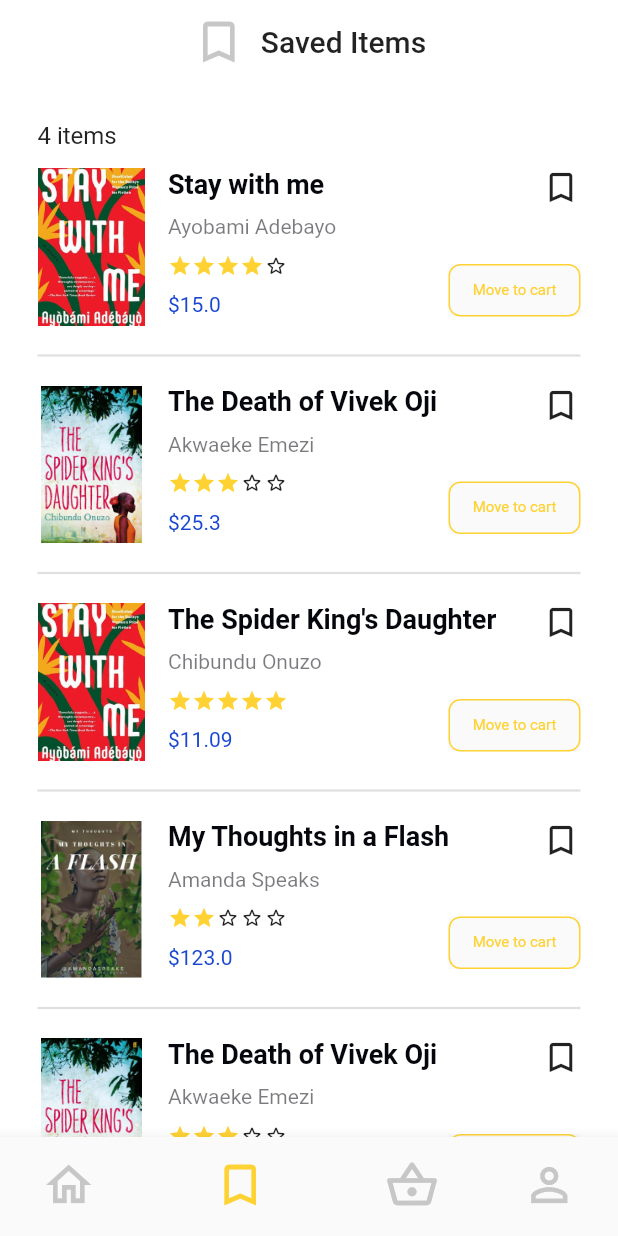
After one commit to benjaminudoh10/Itawe-mobile-app, a Flutter app: the screen it shows after launch, item 2 of the bottom bar chosen, on a phone screen of 412 x 824 dp. The commit adds this screen. Run offline on Flutter 3.47's test engine with Material 2 defaults, Android fonts, the phone set to English and light mode, and no system bars; our stand-ins replace get.

Commit message:
[Ben] Added saved books view
Signed-off-by: Benjamin Udoh <benjaminudoh10@gmail.com>

```diff
--- a/lib/controllers/homeController.dart
+++ b/lib/controllers/homeController.dart
@@ -1,9 +1,9 @@
 import 'package:get/get.dart';
 
 class HomeController extends GetxController {
-  RxInt initialIndex = 0.obs;
+  RxInt index = 0.obs;
 
-  setIndex(int index) {
-    initialIndex.value = index;
+  setIndex(int i) {
+    index.value = i;
   }
 }
--- /dev/null
+++ b/lib/screens/appbars.dart
@@ -0,0 +1,21 @@
+import 'package:flutter/material.dart';
+
+AppBar savedAppBar() {
+  return AppBar(
+    backgroundColor: Colors.white,
+    elevation: 0,
+    title: Row(
+      mainAxisAlignment: MainAxisAlignment.center,
+      crossAxisAlignment: CrossAxisAlignment.center,
+      children: [
+        Icon(
+          Icons.bookmark_border_outlined,
+          size: 36.0,
+          color: Color(0xffc7c7c7),
+        ),
+        SizedBox(width: 10.0),
+        Text("Saved Items"),
+      ],
+    ),
+  );
+}
--- a/lib/screens/home.dart
+++ b/lib/screens/home.dart
@@ -1,7 +1,9 @@
 import 'package:flutter/material.dart';
 import 'package:get/get.dart';
 import 'package:itawe/controllers/homeController.dart';
+import 'package:itawe/screens/appbars.dart';
 import 'package:itawe/screens/home/home_page.dart';
+import 'package:itawe/screens/saved/saved_books.dart';
 
 class Home extends StatelessWidget {
   final HomeController _homeController = Get.find();
@@ -9,14 +11,15 @@ class Home extends StatelessWidget {
   @override
   Widget build(BuildContext context) {
     return Obx(() => Scaffold(
+      appBar: _getAppBar(_homeController.index.value),
         body: SafeArea(
-          child: MainView(),
+          child: _getDisplayedWidget(_homeController.index.value),
         ),
         bottomNavigationBar: BottomNavigationBar(
           backgroundColor: Color(0xffffc41f),
           showSelectedLabels: false,
           showUnselectedLabels: false,
-          currentIndex: _homeController.initialIndex.value,
+          currentIndex: _homeController.index.value,
           onTap: _homeController.setIndex,
           items: [
             _buildBottomNavigationBarItem(icon: Icons.home_outlined, tooltip: "Home"),
@@ -27,6 +30,28 @@ class Home extends StatelessWidget {
         ),
       ),
     );
+  }
+
+  Widget _getDisplayedWidget(int currentIndex) {
+    if (currentIndex == 0) {
+      return MainView();
+    } else if (currentIndex == 1) {
+      return SavedBooks();
+    } else {
+      return Container(
+        color: Colors.grey,
+      );
+    }
+  }
+
+  _getAppBar(int currentIndex) {
+    if (currentIndex == 0) {
+      return null;
+    } else if (currentIndex == 1) {
+      return savedAppBar();
+    } else {
+      return null;
+    }
   }
 
   BottomNavigationBarItem _buildBottomNavigationBarItem({IconData icon, String tooltip}) {
--- a/lib/screens/home/widgets/newest_books.dart
+++ b/lib/screens/home/widgets/newest_books.dart
@@ -1,5 +1,6 @@
 import 'package:flutter/material.dart';
 import 'package:itawe/constants/assetPaths.dart';
+import 'package:itawe/screens/stars.dart';
 
 class NewestBooks extends StatelessWidget {
   @override
@@ -74,7 +75,7 @@ class NewestBooks extends StatelessWidget {
                       ),
                       const SizedBox(height: 10.0,),
                       Row(
-                        children: _buildStars(stars),
+                        children: buildStars(stars),
                       ),
                       const SizedBox(height: 10.0,),
                       Text(
@@ -98,31 +99,4 @@ class NewestBooks extends StatelessWidget {
       ),
     );
   }
-
-  List<Widget> _buildStars(int number) {
-    List<Widget> stars = [];
-
-    int emptyStars = 5 - number;
-
-    for (int i = 0; i < number; i++) {
-      stars.add(
-        Icon(
-          Icons.star,
-          color: Color(0xffffd233),
-          size: 16.0,
-        )
-      );
-    }
-
-    for (int i = 0; i < emptyStars; i++) {
-      stars.add(
-        Icon(
-          Icons.star_border_rounded,
-          size: 16.0,
-        )
-      );
-    }
-
-    return stars;
-  }
 }
--- /dev/null
+++ b/lib/screens/saved/saved_books.dart
@@ -0,0 +1,147 @@
+import 'package:flutter/material.dart';
+import 'package:itawe/constants/assetPaths.dart';
+import 'package:itawe/screens/stars.dart';
+
+class SavedBooks extends StatelessWidget {
+  @override
+  Widget build(BuildContext context) {
+    return SingleChildScrollView(
+      child: Container(
+        decoration: BoxDecoration(
+          color: Color(0xffffffff),
+        ),
+        padding: EdgeInsets.all(25.0),
+        child: Column(
+          crossAxisAlignment: CrossAxisAlignment.start,
+          children: [
+            Text(
+              "4 items",
+              style: TextStyle(
+                fontSize: 16.0
+              ),
+            ),
+            ...[
+              _buildBook("book-1.png", "Stay with me", "Ayobami Adebayo", 4, 15),
+              const Divider(thickness: 1.5,),
+              _buildBook("book-2.png", "The Death of Vivek Oji", "Akwaeke Emezi", 3, 25.30),
+              const Divider(thickness: 1.5,),
+              _buildBook("book-1.png", "The Spider King's Daughter", "Chibundu Onuzo", 5, 11.09),
+              const Divider(thickness: 1.5,),
+              _buildBook("book-3.png", "My Thoughts in a Flash", "Amanda Speaks", 2, 123),
+              const Divider(thickness: 1.5,),
+              _buildBook("book-2.png", "The Death of Vivek Oji", "Akwaeke Emezi", 3, 25.30),
+              const Divider(thickness: 1.5,),
+              _buildBook("book-1.png", "The Spider King's Daughter", "Chibundu Onuzo", 5, 11.09),
+            ]
+          ],
+        ),
+      ),
+    );
+  }
+
+  Widget _buildBook(String image, String title, String author, int stars, double price) {
+    return Container(
+      padding: EdgeInsets.symmetric(vertical: 12.0),
+      child: Row(
+        crossAxisAlignment: CrossAxisAlignment.start,
+        children: [
+          Image.asset(
+            getImagePath(image),
+            width: 72.0,
+            height: 105.0,
+          ),
+          const SizedBox(width: 15.0,),
+          Flexible(
+            child: Column(
+              children: [
+                Row(
+                  mainAxisAlignment: MainAxisAlignment.spaceBetween,
+                  crossAxisAlignment: CrossAxisAlignment.start,
+                  children: [
+                    Flexible(
+                      child: Column(
+                        crossAxisAlignment: CrossAxisAlignment.start,
+                        children: [
+                          Text(
+                            title,
+                            overflow: TextOverflow.ellipsis,
+                            style: TextStyle(
+                              color: Color(0xff06070d),
+                              fontSize: 18.0,
+                              fontWeight: FontWeight.bold,
+                            ),
+                          ),
+                          const SizedBox(height: 10.0,),
+                          Text(
+                            author,
+                            style: TextStyle(
+                              color: Color(0x8806070d),
+                              fontSize: 14.0
+                            ),
+                          ),
+                        ],
+                      ),
+                    ),
+                    Icon(
+                      Icons.bookmark_border_outlined,
+                      size: 26.0,
+                    ),
+                  ],
+                ),
+                const SizedBox(height: 10.0),
+                Row(
+                  mainAxisAlignment: MainAxisAlignment.spaceBetween,
+                  crossAxisAlignment: CrossAxisAlignment.end,
+                  children: [
+                    Column(
+                      crossAxisAlignment: CrossAxisAlignment.start,
+                      children: [
+                        Row(
+                          children: buildStars(stars),
+                        ),
+                        const SizedBox(height: 10.0,),
+                        Text(
+                          "\$$price",
+                          style: TextStyle(
+                            color: Color(0xff1947d2),
+                            fontSize: 14.0
+                          ),
+                        ),
+                      ],
+                    ),
+                    Material(
+                      child: InkWell(
+                        onTap: () {},
+                        splashColor: Color(0xffffd233),
+                        highlightColor: Color(0xffffd233),
+                        borderRadius: BorderRadius.circular(8.0),
+                        child: Container(
+                          decoration: BoxDecoration(
+                            borderRadius: BorderRadius.circular(8.0),
+                            border: Border.all(color: Color(0xffffd233)),
+                          ),
+                          padding: EdgeInsets.all(5.0),
+                          width: 88.0,
+                          height: 35.0,
+                          child: Center(
+                            child: Text(
+                              "Move to cart",
+                              style: TextStyle(
+                                fontSize: 10.0,
+                                color: Color(0xffffd233),
+                              ),
+                            ),
+                          ),
+                        ),
+                      ),
+                    ),
+                  ],
+                ),
+              ],
+            ),
+          ),
+        ],
+      ),
+    );
+  }
+}
--- /dev/null
+++ b/lib/screens/stars.dart
@@ -0,0 +1,24 @@
+import 'package:flutter/material.dart';
+
+List<Widget> buildStars(int number) {
+  List<Widget> stars = [];
+
+  int emptyStars = 5 - number;
+
+  for (int i = 0; i < number; i++) {
+    stars.add(Icon(
+      Icons.star,
+      color: Color(0xffffd233),
+      size: 16.0,
+    ));
+  }
+
+  for (int i = 0; i < emptyStars; i++) {
+    stars.add(Icon(
+      Icons.star_border_rounded,
+      size: 16.0,
+    ));
+  }
+
+  return stars;
+}
```
